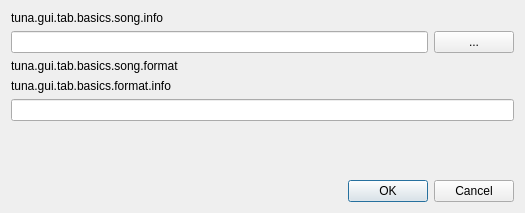
Old version of the form src/gui/output_edit_dialog.ui in the repository univrsal/tuna.
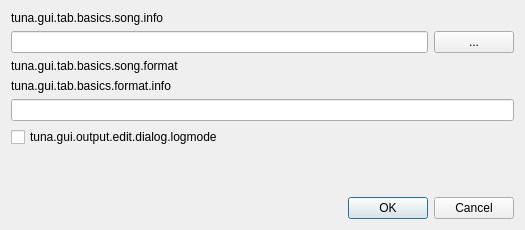
New version of the form.

The edit to the form file:
```diff
--- a/src/gui/output_edit_dialog.ui
+++ b/src/gui/output_edit_dialog.ui
@@ -7,7 +7,7 @@
     <x>0</x>
     <y>0</y>
     <width>525</width>
-    <height>213</height>
+    <height>230</height>
    </rect>
   </property>
   <property name="sizePolicy">
@@ -75,6 +75,13 @@
      <item>
       <widget class="QLineEdit" name="txt_format"/>
      </item>
+     <item>
+      <widget class="QCheckBox" name="cb_logmode">
+       <property name="text">
+        <string>tuna.gui.output.edit.dialog.logmode</string>
+       </property>
+      </widget>
+     </item>
      <item>
       <spacer name="verticalSpacer">
        <property name="orientation">
```
